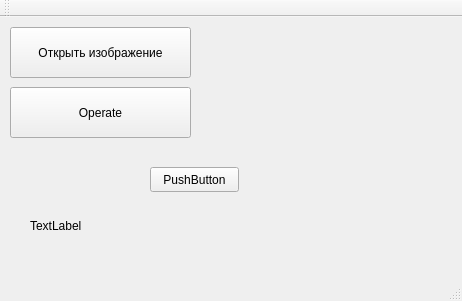
Above: mainwindow.ui from meikuam/img_proc before the change. Below: the same form after it.
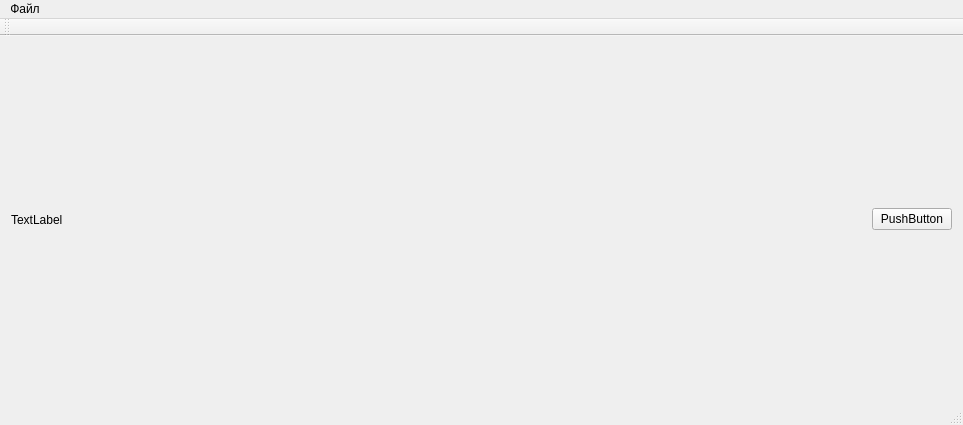
That is the form after the change.

What changed in the file:
```diff
--- a/mainwindow.ui
+++ b/mainwindow.ui
@@ -6,76 +6,79 @@
    <rect>
     <x>0</x>
     <y>0</y>
-    <width>462</width>
-    <height>301</height>
+    <width>963</width>
+    <height>425</height>
    </rect>
   </property>
   <property name="windowTitle">
    <string>MainWindow</string>
   </property>
   <widget class="QWidget" name="centralWidget">
-   <widget class="QPushButton" name="pushButton">
-    <property name="geometry">
-     <rect>
-      <x>10</x>
-      <y>70</y>
-      <width>181</width>
-      <height>51</height>
-     </rect>
-    </property>
-    <property name="text">
-     <string>Operate</string>
-    </property>
-   </widget>
-   <widget class="QLabel" name="label">
-    <property name="geometry">
-     <rect>
-      <x>30</x>
-      <y>200</y>
-      <width>67</width>
-      <height>17</height>
-     </rect>
-    </property>
-    <property name="text">
-     <string>TextLabel</string>
-    </property>
-   </widget>
-   <widget class="QPushButton" name="openImageButton">
-    <property name="geometry">
-     <rect>
-      <x>10</x>
-      <y>10</y>
-      <width>181</width>
-      <height>51</height>
-     </rect>
-    </property>
-    <property name="text">
-     <string>Открыть изображение</string>
-    </property>
-   </widget>
-   <widget class="QPushButton" name="pushButton_2">
-    <property name="geometry">
-     <rect>
-      <x>150</x>
-      <y>150</y>
-      <width>89</width>
-      <height>25</height>
-     </rect>
-    </property>
-    <property name="text">
-     <string>PushButton</string>
-    </property>
-   </widget>
+   <property name="minimumSize">
+    <size>
+     <width>923</width>
+     <height>0</height>
+    </size>
+   </property>
+   <layout class="QHBoxLayout" name="horizontalLayout_2">
+    <item>
+     <layout class="QHBoxLayout" name="horizontalLayout">
+      <property name="spacing">
+       <number>0</number>
+      </property>
+      <property name="sizeConstraint">
+       <enum>QLayout::SetMinAndMaxSize</enum>
+      </property>
+      <item>
+       <widget class="QLabel" name="debugLabel">
+        <property name="text">
+         <string>TextLabel</string>
+        </property>
+       </widget>
+      </item>
+      <item>
+       <spacer name="horizontalSpacer">
+        <property name="orientation">
+         <enum>Qt::Horizontal</enum>
+        </property>
+        <property name="sizeHint" stdset="0">
+         <size>
+          <width>40</width>
+          <height>20</height>
+         </size>
+        </property>
+       </spacer>
+      </item>
+      <item>
+       <widget class="QPushButton" name="pushButton">
+        <property name="text">
+         <string>PushButton</string>
+        </property>
+       </widget>
+      </item>
+     </layout>
+    </item>
+   </layout>
   </widget>
   <widget class="QMenuBar" name="menuBar">
    <property name="geometry">
     <rect>
      <x>0</x>
      <y>0</y>
-     <width>462</width>
-     <height>22</height>
+     <width>963</width>
+     <height>21</height>
     </rect>
    </property>
+   <widget class="QMenu" name="menu">
+    <property name="title">
+     <string>Файл</string>
+    </property>
+    <addaction name="separator"/>
+    <addaction name="openFileAct"/>
+    <addaction name="saveFileAct"/>
+    <addaction name="saveFileAsAct"/>
+   </widget>
+   <addaction name="menu"/>
   </widget>
   <widget class="QToolBar" name="mainToolBar">
    <attribute name="toolBarArea">
```
Left out of the diff: 85 changed lines with no effect on the pictures.
